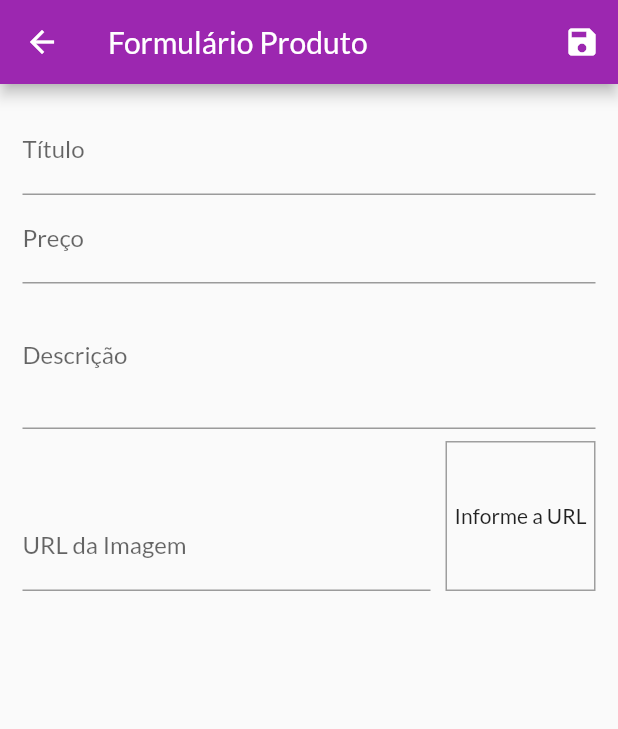
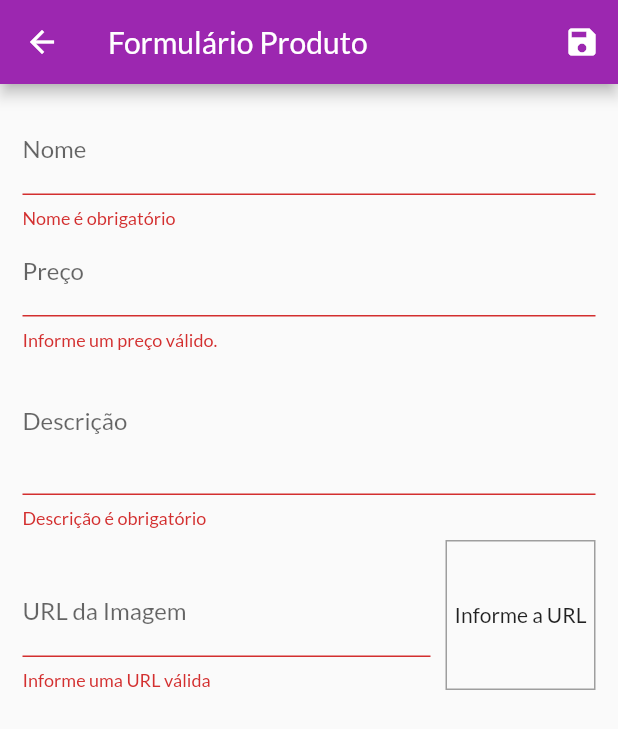
Before and after one commit to karudia1/shop_udemy, a Flutter app: the ProductFormScreen screen opened by its route, after a tap on the "save" icon, on a phone screen of 412 x 824 dp. Shown: the top 729 px of the screen. Run offline on Flutter 3.47's test engine with Material 2 defaults, Android fonts, the phone set to English and light mode, and no system bars; network calls fail.

Commit message:
Validação do formulário

```diff
--- a/shop/lib/views/product_form_screen.dart
+++ b/shop/lib/views/product_form_screen.dart
@@ -1,6 +1,9 @@
 // ignore_for_file: prefer_const_constructors, unused_field, prefer_collection_literals, prefer_final_fields, avoid_print, unused_local_variable
 
+import 'dart:math';
+
 import 'package:flutter/material.dart';
+import 'package:shop/providers/product_model.dart';
 
 class ProductFormScreen extends StatefulWidget {
   const ProductFormScreen({Key? key}) : super(key: key);
@@ -34,22 +37,36 @@ class _ProductFormScreenState extends State<ProductFormScreen> {
   }
 
   void _updateImage() {
+    if (isValidImageUrl(_imageUrlController.text)) {
       setState(() {});
+    }
+  }
+
+  bool isValidImageUrl(String url) {
+    bool isValidUrl = Uri.tryParse(url)?.hasAbsolutePath ?? false;
+    bool endsWithFile = url.toLowerCase().endsWith('.png') ||
+        url.toLowerCase().endsWith('jpg') ||
+        url.toLowerCase().endsWith('.jpeg');
+
+    return isValidUrl && endsWithFile;
   }
 
   void _saveForm() {
+    var isValid = _form.currentState?.validate() ?? false;
+
+    if (isValid) {
+      return;
+    }
+
     _form.currentState!.save();
 
-   /*  final newProduct = Product(
+    final newProduct = Product(
       id: Random().nextDouble().toString(),
       title: _formData['title'].toString(),
       description: _formData['description'].toString(),
       price: double.parse(_formData['price'].toString()),
       imageUrl: _formData['imageUrl'].toString(),
     );
-    print(newProduct.id);
-    print(newProduct.title);
-    print(newProduct.price); */
   }
 
   @override
@@ -74,7 +91,7 @@ class _ProductFormScreenState extends State<ProductFormScreen> {
           child: ListView(
             children: <Widget>[
               TextFormField(
-                decoration: InputDecoration(labelText: 'Título'),
+                decoration: InputDecoration(labelText: 'Nome'),
                 textInputAction: TextInputAction.next,
                 //sempre que o usuário chamar next
                 onFieldSubmitted: (_) {
@@ -82,6 +99,16 @@ class _ProductFormScreenState extends State<ProductFormScreen> {
                   FocusScope.of(context).requestFocus(_priceFocusNode);
                 },
                 onSaved: (value) => _formData['titulo'] = value!,
+                validator: (_name) {
+                  final name = _name ?? '';
+                  if (name.trim().isEmpty) {
+                    return 'Nome é obrigatório';
+                  }
+                  /*  if (name.trim().length < 3) {
+                    return 'Informe um nome com o mínimo de três letras';
+                  } */
+                  return null;
+                },
               ),
               TextFormField(
                   decoration: InputDecoration(labelText: 'Preço'),
@@ -94,8 +121,17 @@ class _ProductFormScreenState extends State<ProductFormScreen> {
                     //Vai para o próximo item
                     FocusScope.of(context).requestFocus(_descriptionFocusNode);
                   },
-                onSaved: (value) => _formData['price'] = double.parse(value!),
-              ),
+                  onSaved: (price) =>
+                    _formData['price'] = double.parse(price!),
+                  // _formData['price'] = double.parse(price ?? '0'),
+                  validator: (_price) {
+                    final priceString = _price ?? '';
+                    final price = double.tryParse(priceString) ?? -1;
+
+                    if (price <= 0) {
+                      return 'Informe um preço válido.';
+                    }
+                  }),
               TextFormField(
                 decoration: InputDecoration(labelText: 'Descrição'),
                 maxLines: 3,
@@ -103,6 +139,16 @@ class _ProductFormScreenState extends State<ProductFormScreen> {
                 textInputAction: TextInputAction.next,
                 focusNode: _descriptionFocusNode,
                 onSaved: (value) => _formData['description'] = value!,
+                validator: (_description) {
+                  final description = _description ?? '';
+                  if (description.trim().isEmpty) {
+                    return 'Descrição é obrigatório';
+                  }
+                  if (description.trim().length < 10) {
+                    return 'Descrição precisa no mínimo de 10 letras';
+                  }
+                  return null;
+                },
               ),
               Row(
                 crossAxisAlignment: CrossAxisAlignment.end,
@@ -118,6 +164,12 @@ class _ProductFormScreenState extends State<ProductFormScreen> {
                         _saveForm();
                       },
                       onSaved: (value) => _formData['imageUrl'] = value!,
+                      validator: (_imageUrl) {
+                        final imageUrl = _imageUrl ?? '';
+                        if (!isValidImageUrl(imageUrl)) {
+                          return 'Informe uma URL válida';
+                        }
+                      },
                     ),
                   ),
                   Container(
```
Lines whose indentation alone changed are shown as unchanged.
